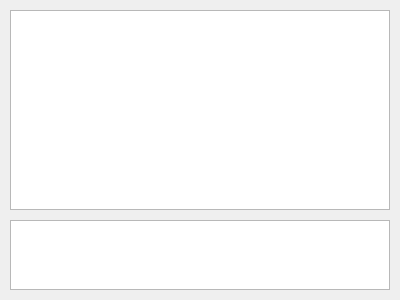
Before: the Qt Designer form server/server.ui in TheXirex/Client-Server-Chat, drawn with Qt 5.
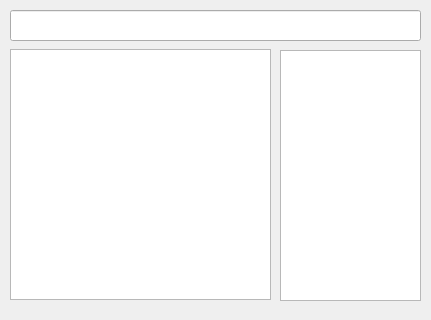
After: the same form once the commit is applied.

Commit message: Added server configuration display

Diff of the .ui file:
```diff
--- a/server/server.ui
+++ b/server/server.ui
@@ -6,8 +6,8 @@
       <rect>
         <x>0</x>
         <y>0</y>
-        <width>400</width>
-        <height>300</height>
+    <width>431</width>
+    <height>320</height>
       </rect>
     </property>
     <property name="windowTitle">
@@ -18,21 +18,34 @@
         <property name="geometry">
           <rect>
             <x>10</x>
-            <y>10</y>
-            <width>380</width>
-            <height>200</height>
+      <y>49</y>
+      <width>261</width>
+      <height>251</height>
           </rect>
         </property>
       </widget>
       <widget class="QListWidget" name="user_list">
         <property name="geometry">
           <rect>
+      <x>280</x>
+      <y>50</y>
+      <width>141</width>
+      <height>251</height>
+     </rect>
+    </property>
+   </widget>
+   <widget class="QLineEdit" name="address_port_field">
+    <property name="geometry">
+     <rect>
             <x>10</x>
-            <y>220</y>
-            <width>380</width>
-            <height>70</height>
-          </rect>
-        </property>
+      <y>10</y>
+      <width>411</width>
+      <height>31</height>
+     </rect>
+    </property>
+    <property name="readOnly">
+     <bool>true</bool>
+    </property>
       </widget>
     </widget>
   </widget>
```
Lines whose indentation alone changed are shown as unchanged. The commit also changes 1 other file.
